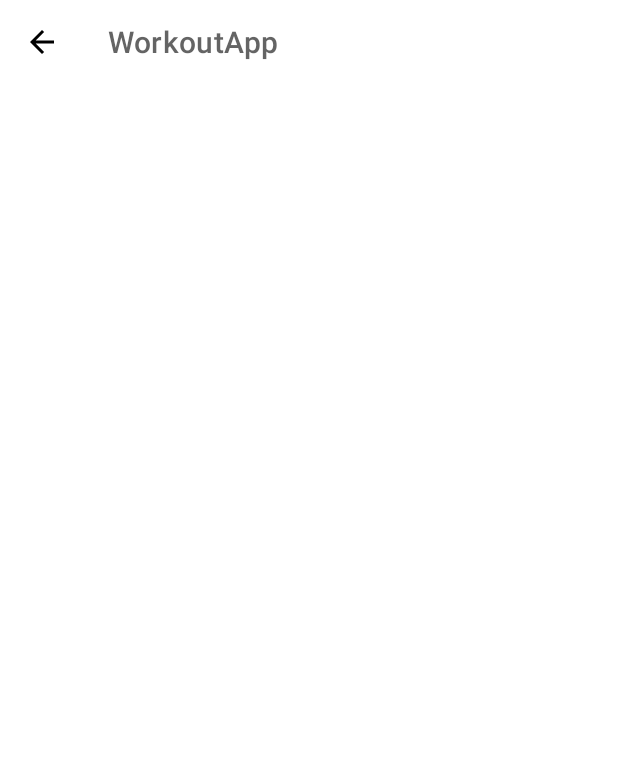
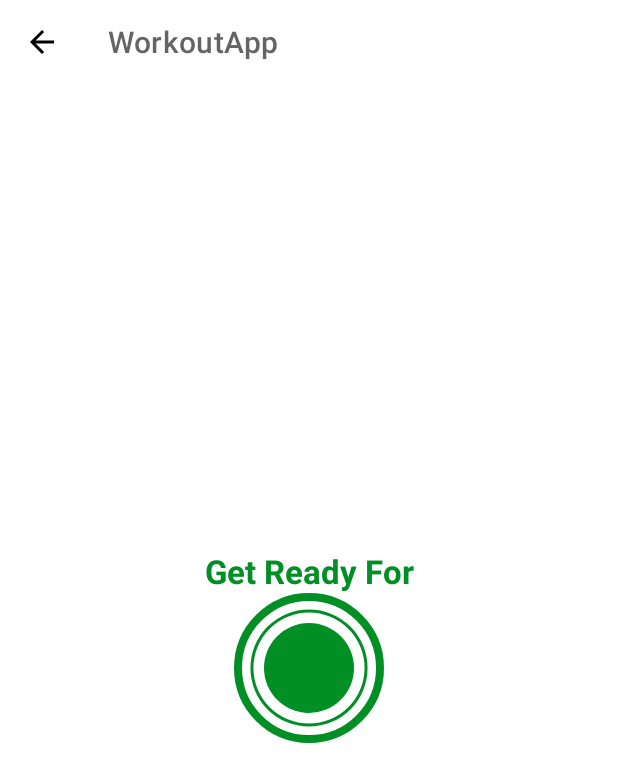
Before and after one commit to HakanBayazitHabes/WorkoutApp, an Android app: the ExerciseActivity screen opened directly, with no data from a screen before it, on a phone screen of 412 x 824 dp. Shown: the top 782 px of the screen. Run offline under Robolectric (Android 15) with nearby library versions, the phone set to English and light mode, and no system bars.

Commit message:
Implementing Custom UI Elements For A PRogressbar To Tick Counterclock wise

```diff
--- /dev/null
+++ b/app/src/main/res/drawable/circular_progress_bar.xml
@@ -0,0 +1,13 @@
+<?xml version="1.0" encoding="utf-8"?>
+<layer-list xmlns:android="http://schemas.android.com/apk/res/android">
+    <item>
+        <shape
+            android:innerRadiusRatio="2.7"
+            android:shape="ring"
+            android:thicknessRatio="50.0"
+            android:useLevel="true"
+            >
+            <solid android:color="@color/colorAccent" />
+        </shape>
+    </item>
+</layer-list>
--- /dev/null
+++ b/app/src/main/res/drawable/circular_progress_gray.xml
@@ -0,0 +1,13 @@
+<?xml version="1.0" encoding="utf-8"?>
+<layer-list xmlns:android="http://schemas.android.com/apk/res/android">
+    <item>
+        <shape
+            android:innerRadiusRatio="2.7"
+            android:shape="ring"
+            android:thicknessRatio="50.0"
+            android:useLevel="true"
+            >
+            <solid android:color="#D4DEE7" />
+        </shape>
+    </item>
+</layer-list>
--- /dev/null
+++ b/app/src/main/res/drawable/item_circular_color_accent_background.xml
@@ -0,0 +1,7 @@
+<?xml version="1.0" encoding="utf-8"?>
+<shape xmlns:android="http://schemas.android.com/apk/res/android"
+    android:shape="oval"
+    >
+    <solid android:color="@color/colorAccent" />
+
+</shape>
--- a/app/src/main/res/layout/activity_exercise.xml
+++ b/app/src/main/res/layout/activity_exercise.xml
@@ -1,5 +1,5 @@
 <?xml version="1.0" encoding="utf-8"?>
-<RelativeLayout xmlns:android="http://schemas.android.com/apk/res/android"
+<androidx.constraintlayout.widget.ConstraintLayout xmlns:android="http://schemas.android.com/apk/res/android"
     xmlns:app="http://schemas.android.com/apk/res-auto"
     xmlns:tools="http://schemas.android.com/tools"
     android:layout_width="match_parent"
@@ -9,14 +9,70 @@
     <androidx.appcompat.widget.Toolbar
         android:id="@+id/toolbarExercise"
         android:layout_width="match_parent"
-        android:theme="@style/ToolbarTheme"
         android:layout_height="?android:attr/actionBarSize"
         android:background="@color/white"
+        android:theme="@style/ToolbarTheme"
+        app:layout_constraintTop_toTopOf="parent"
         app:titleTextColor="@color/colorPrimary"
 
-        >
+        ></androidx.appcompat.widget.Toolbar>
+
+    <TextView
+        android:id="@+id/tvTitle"
+        android:layout_width="wrap_content"
+        android:layout_height="wrap_content"
+        android:text="Get Ready For"
+        android:textColor="@color/colorAccent"
+        android:textSize="22sp"
+        android:textStyle="bold"
+        app:layout_constraintBottom_toTopOf="@+id/flProgressBar"
+        app:layout_constraintEnd_toEndOf="parent"
+        app:layout_constraintStart_toStartOf="parent" />
+
+    <FrameLayout
+        android:id="@+id/flProgressBar"
+        android:layout_width="100dp"
+        android:layout_height="100dp"
+        android:layout_marginTop="10dp"
+        android:background="@drawable/item_circular_color_accent_border"
+        app:layout_constraintBottom_toBottomOf="parent"
+        app:layout_constraintEnd_toEndOf="parent"
+        app:layout_constraintStart_toStartOf="parent"
+        app:layout_constraintTop_toBottomOf="@id/toolbarExercise">
+
+        <ProgressBar
+            android:id="@+id/progressBar"
+            style="?android:attr/progressBarStyleHorizontal"
+            android:layout_width="100dp"
+            android:layout_height="100dp"
+            android:layout_gravity="center"
+            android:background="@drawable/circular_progress_gray"
+            android:indeterminate="false"
+            android:max="10"
+            android:progress="100"
+            android:progressDrawable="@drawable/circular_progress_bar"
+            android:rotation="-90" />
+
+        <LinearLayout
+            android:layout_width="60dp"
+            android:layout_height="60dp"
+            android:layout_gravity="center"
+            android:background="@drawable/item_circular_color_accent_background"
+            android:gravity="center">
+
+            <TextView
+                android:id="@+id/tTimer"
+                android:layout_width="wrap_content"
+                android:layout_height="wrap_content"
+                android:textColor="#FFFFFF"
+                android:textSize="25sp"
+                android:textStyle="bold"
+                tools:text="10" />
 
 
-    </androidx.appcompat.widget.Toolbar>
+        </LinearLayout>
 
-</RelativeLayout>
+    </FrameLayout>
+
+
+</androidx.constraintlayout.widget.ConstraintLayout>
```
